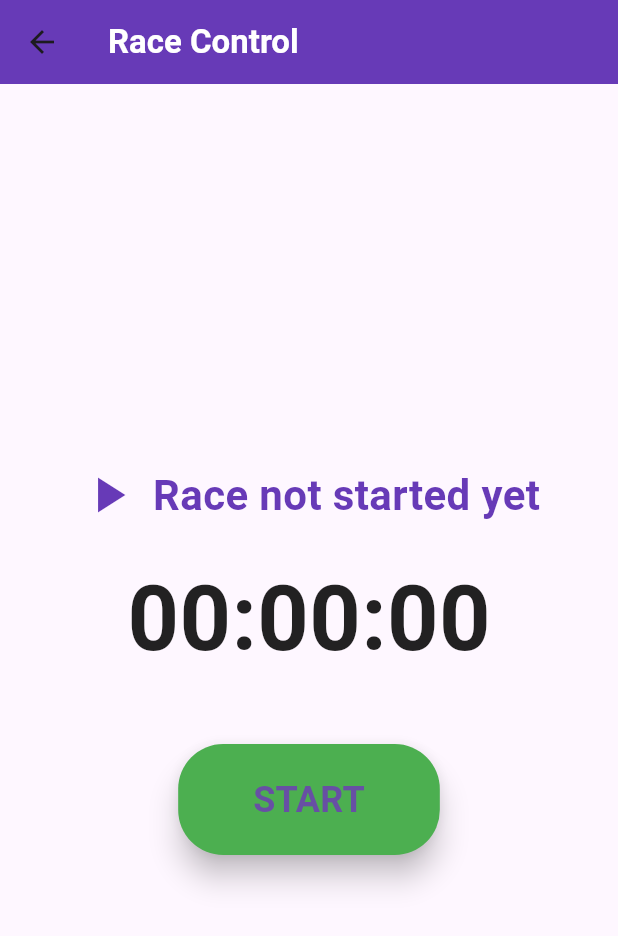
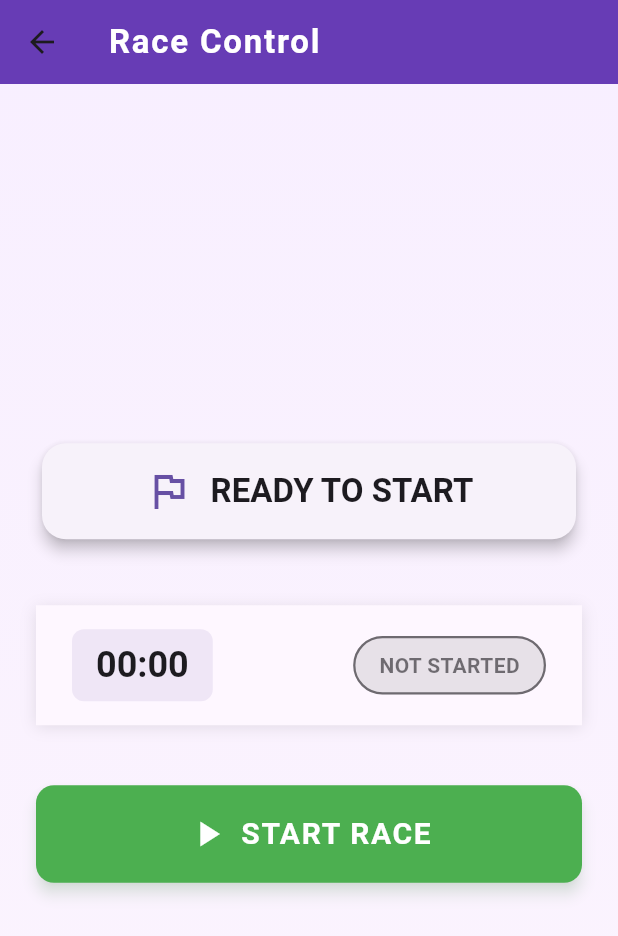
Before and after one commit to LaySatya/Final-Project-Flutter-G27, a Flutter app: the RaceControlScreen screen opened directly, on a phone screen of 412 x 824 dp. Shown: the top 936 px of the screen. Run offline on Flutter 3.47's test engine with Material 3 defaults, Android fonts, the phone set to English and light mode, and no system bars; our stand-ins replace firebase_core; accounts and stored records are empty; network calls fail; Roboto replaces fonts that are missing (RobotoMono).

```diff
--- a/lib/ui/screens/race/race_screen.dart
+++ b/lib/ui/screens/race/race_screen.dart
@@ -3,123 +3,205 @@ import 'package:provider/provider.dart';
 import 'package:race_tracking_app/providers/participant_provider.dart';
 import 'package:race_tracking_app/providers/race_provider.dart';
 import 'package:race_tracking_app/ui/utils/time_utils.dart';
+import 'package:race_tracking_app/ui/widgets/race_elapsed_time_topbar.dart';
 
 class RaceControlScreen extends StatelessWidget {
   @override
   Widget build(BuildContext context) {
     final raceProvider = Provider.of<RaceProvider>(context);
-    final participantProvider = Provider.of<ParticipantProvider>(context, listen: false);
-    final race = raceProvider.race;
+    final participantProvider = Provider.of<ParticipantProvider>(
+      context,
+      listen: false,
+    );
+    final theme = Theme.of(context);
 
     return Scaffold(
       appBar: AppBar(
-        title: const Text('Race Control', style: TextStyle(fontWeight: FontWeight.bold, color: Colors.white)),
+        title: const Text(
+          'Race Control',
+          style: TextStyle(
+            fontWeight: FontWeight.bold,
+            fontSize: 22,
+            letterSpacing: 1.2,
+            color: Colors.white,
+          ),
+        ),
+        backgroundColor: Colors.deepPurple,
+        // centerTitle: true,
         actions: [
           if (raceProvider.isRaceFinished)
             IconButton(
-              icon: const Icon(Icons.refresh, color: Colors.white),
-              onPressed: () {
-                raceProvider.resetRace();                    // Reset race time
-                participantProvider.resetParticipants();     // Reset all segment times
-                ScaffoldMessenger.of(context).showSnackBar(
-                  const SnackBar(content: Text('Race and all participant times have been reset!')),
-                );
-              },
+              icon: const Icon(Icons.restart_alt),
+              onPressed:
+                  () => _showResetConfirmationDialog(
+                    context,
+                    raceProvider,
+                    participantProvider,
+                  ),
               tooltip: 'Reset Race',
             ),
         ],
-        backgroundColor: Colors.deepPurple,
+        elevation: 4,
       ),
-      body: Padding(
-        padding: const EdgeInsets.all(20),
+      body: Container(
+        decoration: BoxDecoration(
+          gradient: LinearGradient(
+            begin: Alignment.topCenter,
+            end: Alignment.bottomCenter,
+            colors: [
+              theme.colorScheme.primaryContainer.withOpacity(0.3),
+              theme.colorScheme.secondaryContainer.withOpacity(0.1),
+            ],
+          ),
+        ),
+        padding: const EdgeInsets.all(24),
         child: Center(
+          child: ConstrainedBox(
+            constraints: const BoxConstraints(maxWidth: 600),
             child: Column(
               mainAxisAlignment: MainAxisAlignment.center,
-            crossAxisAlignment: CrossAxisAlignment.center,
               children: [
-              // Display Race Status with modern styling and icons
-              Row(
+                // Race Status Card
+                Card(
+                  elevation: 4,
+                  shape: RoundedRectangleBorder(
+                    borderRadius: BorderRadius.circular(16),
+                  ),
+                  child: Padding(
+                    padding: const EdgeInsets.all(16),
+                    child: Row(
                       mainAxisAlignment: MainAxisAlignment.center,
                       children: [
                         Icon(
                           raceProvider.isRaceNotStarted
-                        ? Icons.play_arrow
+                              ? Icons.flag_outlined
                               : raceProvider.isRaceOngoing
-                            ? Icons.timer
-                            : Icons.check_circle,
-                    size: 40,
-                    color: Colors.deepPurple,
+                              ? Icons.directions_run
+                              : Icons.flag_circle_outlined,
+                          size: 32,
+                          color: theme.colorScheme.primary,
                         ),
-                  const SizedBox(width: 10),
+                        const SizedBox(width: 12),
                         Text(
                           raceProvider.isRaceNotStarted
-                        ? 'Race not started yet'
+                              ? 'READY TO START'
                               : raceProvider.isRaceOngoing
-                            ? 'Race ongoing'
-                            : 'Race finished!',
-                    style: const TextStyle(
-                      fontSize: 28,
+                              ? 'RACE IN PROGRESS'
+                              : 'RACE COMPLETED',
+                          style: theme.textTheme.titleLarge?.copyWith(
                             fontWeight: FontWeight.bold,
-                      color: Colors.deepPurple,
-                    ),
-                  ),
-                ],
-              ),
-              const SizedBox(height: 20),
-
-              // Display formatted time in large, bold font
-              Text(
-                formatTime(race.elapsedTime),
-                style: const TextStyle(
-                  fontSize: 60,
-                  fontWeight: FontWeight.bold,
-                  color: Colors.black87,
-                ),
-              ),
-
-              const SizedBox(height: 40),
-
-              // Buttons with modern design
-              if (raceProvider.isRaceNotStarted)
-                ElevatedButton(
-                  onPressed: () {
-                    raceProvider.startRace();
-                  },
-                  style: ElevatedButton.styleFrom(
-                    backgroundColor: Colors.green,
-                    padding: const EdgeInsets.symmetric(horizontal: 50, vertical: 20),
-                    shape: RoundedRectangleBorder(
-                      borderRadius: BorderRadius.circular(30),
-                    ),
-                    elevation: 8,
-                  ),
-                  child: const Text(
-                    'START',
-                    style: TextStyle(fontSize: 24, fontWeight: FontWeight.bold),
-                  ),
-                )
-              else if (raceProvider.isRaceOngoing)
-                ElevatedButton(
-                  onPressed: () {
-                    raceProvider.stopRace();
-                  },
-                  style: ElevatedButton.styleFrom(
-                    backgroundColor: Colors.redAccent,
-                    padding: const EdgeInsets.symmetric(horizontal: 50, vertical: 20),
-                    shape: RoundedRectangleBorder(
-                      borderRadius: BorderRadius.circular(30),
-                    ),
-                    elevation: 8,
-                  ),
-                  child: const Text(
-                    'STOP',
-                    style: TextStyle(fontSize: 24, fontWeight: FontWeight.bold),
+                            color: theme.colorScheme.onSurface,
                           ),
                         ),
                       ],
                     ),
                   ),
                 ),
+                const SizedBox(height: 40),
+
+                // Timer Display
+                RaceTopBar(formatElapsedTime: formatElapsedTime),
+                const SizedBox(height: 40),
+
+                // Control Buttons
+                if (raceProvider.isRaceNotStarted)
+                  _buildActionButton(
+                    context: context,
+                    icon: Icons.play_arrow,
+                    label: 'START RACE',
+                    color: Colors.green,
+                    onPressed: () => raceProvider.startRace(context),
+                  )
+                else if (raceProvider.isRaceOngoing)
+                  _buildActionButton(
+                    context: context,
+                    icon: Icons.stop,
+                    label: 'FINISH RACE',
+                    color: Colors.redAccent,
+                    onPressed: () => raceProvider.stopRace(),
+                  ),
+              ],
+            ),
+          ),
+        ),
+      ),
+    );
+  }
+
+  Widget _buildActionButton({
+    required BuildContext context,
+    required IconData icon,
+    required String label,
+    required Color color,
+    required VoidCallback onPressed,
+  }) {
+    return SizedBox(
+      width: double.infinity,
+      child: ElevatedButton.icon(
+        onPressed: onPressed,
+        icon: Icon(icon, size: 28),
+        label: Text(
+          label,
+          style: const TextStyle(
+            fontSize: 20,
+            fontWeight: FontWeight.bold,
+            letterSpacing: 1.1,
+          ),
+        ),
+        style: ElevatedButton.styleFrom(
+          backgroundColor: color,
+          foregroundColor: Colors.white,
+          padding: const EdgeInsets.symmetric(vertical: 18),
+          shape: RoundedRectangleBorder(
+            borderRadius: BorderRadius.circular(12),
+          ),
+          elevation: 4,
+          shadowColor: color.withOpacity(0.3),
+        ),
+      ),
+    );
+  }
+
+  Future<void> _showResetConfirmationDialog(
+    BuildContext context,
+    RaceProvider raceProvider,
+    ParticipantProvider participantProvider,
+  ) async {
+    return showDialog<void>(
+      context: context,
+      builder: (BuildContext context) {
+        return AlertDialog(
+          title: const Text('Reset Race?'),
+          content: const Text(
+            'This will reset all race times and participant data. Continue?',
+          ),
+          actions: <Widget>[
+            TextButton(
+              child: const Text('Cancel'),
+              onPressed: () => Navigator.of(context).pop(),
+            ),
+            TextButton(
+              child: const Text('Reset', style: TextStyle(color: Colors.red)),
+              onPressed: () {
+                raceProvider.resetRace();
+                participantProvider.resetAllParticipants();
+                Navigator.of(context).pop();
+                ScaffoldMessenger.of(context).showSnackBar(
+                  SnackBar(
+                    content: const Text(
+                      'Race and all participants have been reset',
+                    ),
+                    behavior: SnackBarBehavior.floating,
+                    shape: RoundedRectangleBorder(
+                      borderRadius: BorderRadius.circular(8),
+                    ),
+                  ),
+                );
+              },
+            ),
+          ],
+        );
+      },
     );
   }
 }
--- a/lib/ui/widgets/race_elapsed_time_topbar.dart
+++ b/lib/ui/widgets/race_elapsed_time_topbar.dart
@@ -1,16 +1,13 @@
 import 'package:flutter/material.dart';
 import 'package:provider/provider.dart';
-
-import '../../../../providers/race_provider.dart';
+import 'package:race_tracking_app/providers/race_provider.dart';
 import 'package:race_tracking_app/ui/utils/time_utils.dart';
 
 class RaceTopBar extends StatefulWidget {
   final String Function(int seconds) formatElapsedTime;
 
-  const RaceTopBar({
-    Key? key,
-    required this.formatElapsedTime,
-  }) : super(key: key);
+  const RaceTopBar({Key? key, required this.formatElapsedTime})
+    : super(key: key);
 
   @override
   _RaceTopBarState createState() => _RaceTopBarState();
@@ -18,78 +15,113 @@ class RaceTopBar extends StatefulWidget {
 
 class _RaceTopBarState extends State<RaceTopBar>
     with SingleTickerProviderStateMixin {
-  late AnimationController _controller;
+  late AnimationController _animationController;
   late Animation<double> _scaleAnimation;
   int _lastElapsedTime = 0;
 
   @override
   void initState() {
     super.initState();
-    _controller = AnimationController(
+    _animationController = AnimationController(
       vsync: this,
       duration: const Duration(milliseconds: 300),
-      lowerBound: 1.0,
-      upperBound: 1.2,
     );
-    _scaleAnimation = _controller.drive(Tween(begin: 1.0, end: 1.2));
+    _scaleAnimation = Tween<double>(begin: 1.0, end: 1.1).animate(
+      CurvedAnimation(parent: _animationController, curve: Curves.easeOut),
+    );
   }
 
   @override
   void dispose() {
-    _controller.dispose();
+    _animationController.dispose();
     super.dispose();
   }
 
   void _triggerAnimation() {
-    _controller.forward(from: 0.0).then((_) {
-      _controller.reverse();
+    _animationController.forward(from: 0.0).then((_) {
+      _animationController.reverse();
     });
   }
-
-
 
   @override
   Widget build(BuildContext context) {
     final raceProvider = Provider.of<RaceProvider>(context);
     final elapsedTime = raceProvider.race.elapsedTime;
+    final theme = Theme.of(context);
 
-    // If elapsedTime changes, trigger animation
     if (elapsedTime != _lastElapsedTime) {
       _lastElapsedTime = elapsedTime;
       _triggerAnimation();
     }
 
     return Container(
-      color: Colors.black,
-      padding: const EdgeInsets.all(16),
+      decoration: BoxDecoration(
+        color: theme.colorScheme.surface,
+        boxShadow: [
+          BoxShadow(
+            color: Colors.black.withOpacity(0.1),
+            blurRadius: 8,
+            offset: const Offset(0, 2),
+          ),
+        ],
+      ),
+      padding: const EdgeInsets.symmetric(horizontal: 24, vertical: 16),
       child: Row(
         mainAxisAlignment: MainAxisAlignment.spaceBetween,
         children: [
+          // Time Display
           ScaleTransition(
             scale: _scaleAnimation,
+            child: Container(
+              padding: const EdgeInsets.symmetric(horizontal: 16, vertical: 8),
+              decoration: BoxDecoration(
+                color: theme.colorScheme.primary.withOpacity(0.1),
+                borderRadius: BorderRadius.circular(8),
+              ),
               child: Text(
-              formatTime(elapsedTime),  // Use the formatTime method to show hours, minutes, and seconds
-              style: const TextStyle(
-                color: Colors.white,
-                fontSize: 32,
-                fontFamily: 'monospace',
+                widget.formatElapsedTime(elapsedTime),
+                style: theme.textTheme.headlineSmall?.copyWith(
+                  fontFamily: 'RobotoMono',
+                  fontWeight: FontWeight.bold,
+                  color: theme.colorScheme.onSurface,
                 ),
               ),
             ),
-          Text(
+          ),
+
+          // Status Indicator
+          Container(
+            padding: const EdgeInsets.symmetric(horizontal: 16, vertical: 8),
+            decoration: BoxDecoration(
+              color: _getStatusColor(raceProvider, theme).withOpacity(0.1),
+              borderRadius: BorderRadius.circular(20),
+              border: Border.all(
+                color: _getStatusColor(raceProvider, theme),
+                width: 1.5,
+              ),
+            ),
+            child: Text(
               raceProvider.isRaceNotStarted
                   ? "NOT STARTED"
                   : raceProvider.isRaceOngoing
                   ? "ON GOING"
                   : "FINISHED",
-            style: TextStyle(
-              color: raceProvider.isRaceFinished ? Colors.red : Colors.green,
-              fontSize: 18,
-              fontWeight: FontWeight.bold,
+              style: theme.textTheme.bodyMedium?.copyWith(
+                fontWeight: FontWeight.w600,
+                color: _getStatusColor(raceProvider, theme),
+              ),
             ),
           ),
         ],
       ),
     );
   }
+
+  Color _getStatusColor(RaceProvider raceProvider, ThemeData theme) {
+    return raceProvider.isRaceNotStarted
+        ? theme.colorScheme.onSurface.withOpacity(0.6)
+        : raceProvider.isRaceOngoing
+        ? Colors.green
+        : Colors.red;
   }
+}
```
Also changed, not shown: lib/providers/race_provider.dart (+31 -3 lines). Lines whose indentation alone changed are shown as unchanged.
